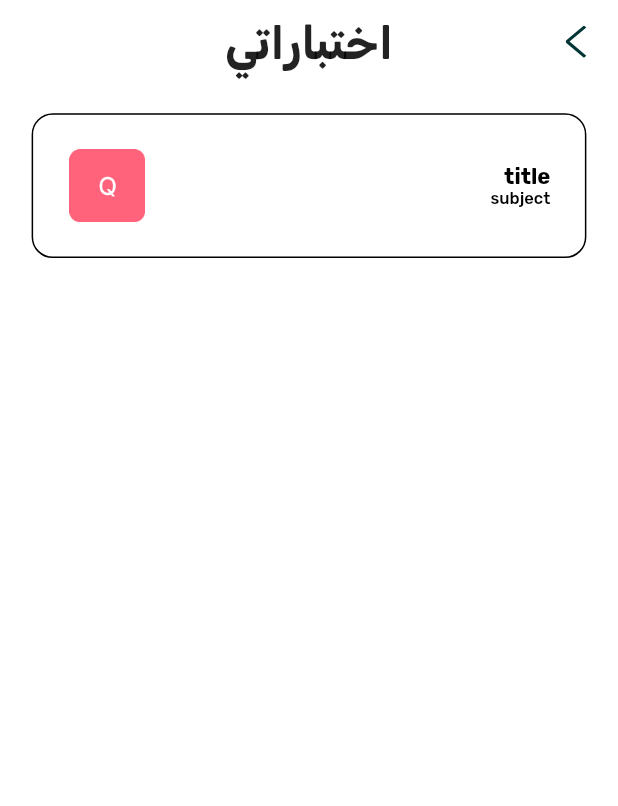
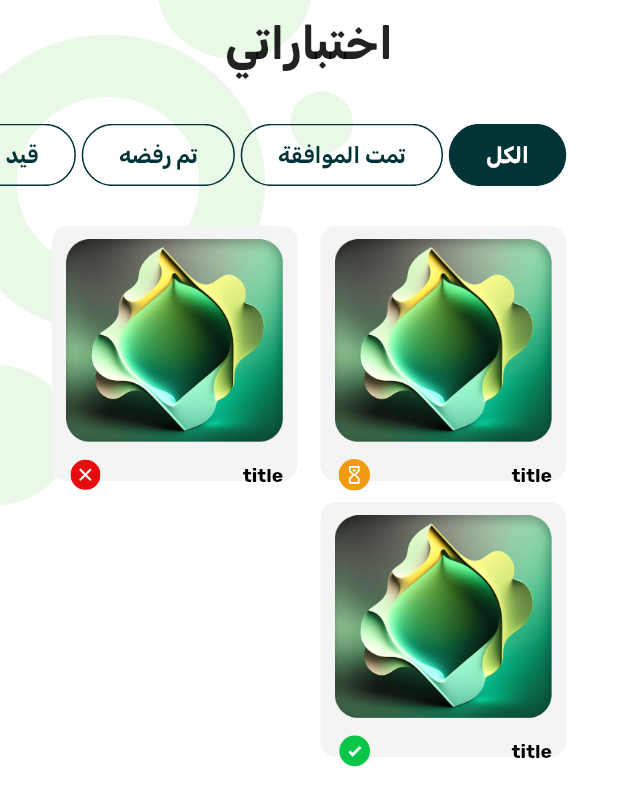
Before and after one commit to ahmed0Saad9/Querium, a Flutter app: the QuizzesScreen screen opened directly, on a phone screen of 412 x 824 dp. Shown: the top 806 px of the screen. Run offline on Flutter 3.47's test engine with Material 3 defaults, Android fonts, the phone set to English and light mode, and no system bars; our stand-ins replace cached_network_image, dio, dotted_border, equatable, file_picker, flutter_easyloading and 24 more; missing offline and left inert: flutter_barcode_scanner, linear_timer; accounts and stored records are empty.

Commit message:
quizzes screen

```diff
--- a/lib/main.dart
+++ b/lib/main.dart
@@ -97,10 +97,10 @@ class MyApp extends StatelessWidget {
             : route.isBack!
                 ? kNumOfNav--
                 : kNumOfNav++,
-        home: const SplashScreen(),
+        // home: const SplashScreen(),
 
         // home: const QuizScreen(),
-        // home: const BaseBNBScreen(),
+        home: const BaseBNBScreen(),
         // home: const ForgetPasswordScreen(),
         // home: const AccountDeniedScreen(),
       ),
--- a/lib/src/Features/AuthFeature/LogIn/Ui/Screens/login_screen.dart
+++ b/lib/src/Features/AuthFeature/LogIn/Ui/Screens/login_screen.dart
@@ -50,7 +50,7 @@ class LoginScreen extends StatelessWidget {
                   TextFieldDefault(
                     label: 'Password',
                     controller: _.passwordController,
-                    // validation: passwordValidator,
+                    validation: passwordValidator,
                     secureType: SecureType.toggle,
                     onComplete: () {
                       node.unfocus();
--- /dev/null
+++ b/lib/src/Features/QuizzesFeature/Bloc/Controller/quizzes_category_controller.dart
@@ -0,0 +1,18 @@
+import 'package:get/get.dart';
+import 'package:querium/src/Features/QuizzesFeature/Bloc/Model/quizzes_category_model.dart';
+
+class QuizzesCategoryController extends GetxController {
+  int tapIdSelected = 1;
+
+  void selectTapId(int id) {
+    tapIdSelected = id;
+    update();
+  }
+
+  List<QuizzesCategoryModel> quizzesCategory = [
+    QuizzesCategoryModel(title: 'All', id: 1),
+    QuizzesCategoryModel(title: 'Approved', id: 2),
+    QuizzesCategoryModel(title: 'Rejected', id: 3),
+    QuizzesCategoryModel(title: 'Pending', id: 4),
+  ];
+}
--- a/lib/src/Features/QuizzesFeature/Bloc/Controller/quizzes_controller.dart
+++ b/lib/src/Features/QuizzesFeature/Bloc/Controller/quizzes_controller.dart
@@ -1,12 +1,24 @@
 import 'package:get/get.dart';
 import 'package:querium/src/Features/QuizzesFeature/Bloc/Model/quizzes_model.dart';
 
+import '../Model/quizzes_category_model.dart';
+
 class QuizzesController extends GetxController {
   List<QuizzesModel> quizzes = [
-    QuizzesModel(
-        subject: 'subject',
-        title: 'title',
-        date: 'date',
-        isApproved: 'Approved')
+    const QuizzesModel(
+      title: 'title',
+      isApproved: false,
+      isPending: true,
+    ),
+    const QuizzesModel(
+      title: 'title',
+      isApproved: false,
+      isPending: false,
+    ),
+    const QuizzesModel(
+      title: 'title',
+      isApproved: true,
+      isPending: false,
+    ),
   ];
 }
--- /dev/null
+++ b/lib/src/Features/QuizzesFeature/Bloc/Model/quizzes_category_model.dart
@@ -0,0 +1,9 @@
+class QuizzesCategoryModel {
+  final String title;
+  final int id;
+
+  const QuizzesCategoryModel({
+    required this.title,
+    required this.id,
+  });
+}
--- a/lib/src/Features/QuizzesFeature/Bloc/Model/quizzes_model.dart
+++ b/lib/src/Features/QuizzesFeature/Bloc/Model/quizzes_model.dart
@@ -1,13 +1,11 @@
 class QuizzesModel {
-  final String subject;
   final String title;
-  final String date;
-  final String isApproved;
+  final bool isApproved;
+  final bool isPending;
 
   const QuizzesModel({
-    required this.subject,
     required this.title,
-    required this.date,
     required this.isApproved,
+    required this.isPending,
   });
 }
--- a/lib/src/Features/QuizzesFeature/UI/screens/quizzes_screen.dart
+++ b/lib/src/Features/QuizzesFeature/UI/screens/quizzes_screen.dart
@@ -1,9 +1,11 @@
 import 'package:flutter/material.dart';
 import 'package:get/get.dart';
 import 'package:querium/src/Features/QuizzesFeature/Bloc/Controller/quizzes_controller.dart';
-import 'package:querium/src/Features/QuizzesFeature/UI/widget/quiz_card.dart';
+import 'package:querium/src/Features/QuizzesFeature/UI/widget/quizzes_List.dart';
+import 'package:querium/src/Features/QuizzesFeature/UI/widget/quizzes_category_widget.dart';
 import 'package:querium/src/GeneralWidget/Widgets/Appbars/app_bars.dart';
 import 'package:querium/src/GeneralWidget/Widgets/Other/base_scaffold.dart';
+import 'package:querium/src/core/constants/color_constants.dart';
 import 'package:querium/src/core/constants/sizes.dart';
 import 'package:querium/src/core/utils/extensions.dart';
 
@@ -14,15 +16,30 @@ class QuizzesScreen extends StatelessWidget {
   Widget build(BuildContext context) {
     return GetBuilder<QuizzesController>(
       init: QuizzesController(),
-      builder: (_) => BaseScaffold(
-        appBar: AppBars.appBarBack(title: 'My_Quizzes'),
-        body: ListView.separated(
-          padding: AppPadding.paddingScreenSH22SV22,
-          itemBuilder: (context, index) =>
-              QuizCard(quizzesModel: _.quizzes[index]),
-          separatorBuilder: (context, index) => 10.ESH(),
-          itemCount: _.quizzes.length,
+      builder: (_) => Container(
+        decoration: const BoxDecoration(
+          color: AppColors.scaffoldBackGround,
+          image: DecorationImage(
+              image: AssetImage('assets/images/QuizBG.png'),
+              scale: 2.5,
+              alignment: Alignment.topLeft),
         ),
+        child: BaseScaffold(
+            backgroundColor: Colors.transparent,
+            appBar: AppBars.appBarDefault(
+              title: 'My_Quizzes',
+              isBack: false,
+            ),
+            body: Column(
+              children: [
+                30.ESH(),
+                const QuizzesCategoryWidget(),
+                30.ESH(),
+                QuizzesList(
+                  controller: _,
+                )
+              ],
+            )),
       ),
     );
   }
--- a/lib/src/Features/QuizzesFeature/UI/widget/quiz_card.dart
+++ /dev/null
@@ -1,44 +0,0 @@
-import 'package:flutter/material.dart';
-import 'package:flutter_screenutil/flutter_screenutil.dart';
-import 'package:querium/src/Features/QuizzesFeature/Bloc/Model/quizzes_model.dart';
-import 'package:querium/src/GeneralWidget/Widgets/Text/custom_text.dart';
-import 'package:querium/src/core/constants/color_constants.dart';
-
-class QuizCard extends StatelessWidget {
-  final QuizzesModel quizzesModel;
-  const QuizCard({super.key, required this.quizzesModel});
-
-  @override
-  Widget build(BuildContext context) {
-    return Container(
-      padding: const EdgeInsets.all(23),
-      decoration: BoxDecoration(
-          color: AppColors.backGroundWhite,
-          borderRadius: BorderRadius.circular(16.r),
-          border: Border.all(color: Colors.black)),
-      child: Row(children: [
-        Column(
-          crossAxisAlignment: CrossAxisAlignment.start,
-          children: [
-            CustomTextR(
-              quizzesModel.title,
-              fontSize: 16.sp,
-              fontWeight: FW.bold,
-            ),
-            CustomTextR(
-              quizzesModel.subject,
-              fontSize: 12.sp,
-              fontWeight: FW.medium,
-            )
-          ],
-        ),
-        const Spacer(),
-        Image.asset(
-          'assets/images/QImage.png',
-          height: 55.h,
-          width: 55.w,
-        )
-      ]),
-    );
-  }
-}
--- /dev/null
+++ b/lib/src/Features/QuizzesFeature/UI/widget/quizzes_List.dart
@@ -0,0 +1,28 @@
+import 'package:flutter/material.dart';
+import 'package:flutter_screenutil/flutter_screenutil.dart';
+import 'package:querium/src/Features/QuizzesFeature/Bloc/Controller/quizzes_controller.dart';
+import 'package:querium/src/Features/QuizzesFeature/UI/widget/uploaded_file_card.dart';
+import 'package:querium/src/core/constants/sizes.dart';
+
+class QuizzesList extends StatelessWidget {
+  final QuizzesController controller;
+  const QuizzesList({super.key, required this.controller});
+
+  @override
+  Widget build(BuildContext context) {
+    return Expanded(
+      child: GridView.builder(
+        gridDelegate: SliverGridDelegateWithFixedCrossAxisCount(
+            crossAxisCount: 2,
+            crossAxisSpacing: 16.w,
+            mainAxisSpacing: 16.h,
+            mainAxisExtent: 170),
+        padding: AppPadding.paddingScreenSH36,
+        itemBuilder: (context, index) => UploadedFileCard(
+          card: controller.quizzes[index],
+        ),
+        itemCount: controller.quizzes.length,
+      ),
+    );
+  }
+}
--- /dev/null
+++ b/lib/src/Features/QuizzesFeature/UI/widget/quizzes_category_widget.dart
@@ -0,0 +1,69 @@
+import 'package:flutter/material.dart';
+import 'package:flutter_screenutil/flutter_screenutil.dart';
+import 'package:get/get.dart';
+import 'package:querium/src/Features/QuizzesFeature/Bloc/Controller/quizzes_category_controller.dart';
+import 'package:querium/src/Features/QuizzesFeature/Bloc/Model/quizzes_category_model.dart';
+import 'package:querium/src/GeneralWidget/Widgets/Text/custom_text.dart';
+import 'package:querium/src/core/constants/color_constants.dart';
+import 'package:querium/src/core/constants/sizes.dart';
+import 'package:querium/src/core/utils/extensions.dart';
+
+class QuizzesCategoryWidget extends StatelessWidget {
+  const QuizzesCategoryWidget({super.key});
+
+  @override
+  Widget build(BuildContext context) {
+    return GetBuilder<QuizzesCategoryController>(
+      init: QuizzesCategoryController(),
+      builder: (QuizzesCategoryController controller) => SizedBox(
+        height: 47.h,
+        child: ListView.separated(
+            scrollDirection: Axis.horizontal,
+            padding: AppPadding.paddingScreenSH36,
+            itemBuilder: (context, index) => _CategoryCard(
+                quizzesCategory: controller.quizzesCategory[index],
+                isSelected: controller.tapIdSelected ==
+                    controller.quizzesCategory[index].id,
+                onTapSelected: () => controller
+                    .selectTapId(controller.quizzesCategory[index].id)),
+            separatorBuilder: (context, index) => 4.ESW(),
+            itemCount: controller.quizzesCategory.length),
+      ),
+    );
+  }
+}
+
+class _CategoryCard extends StatelessWidget {
+  final QuizzesCategoryModel quizzesCategory;
+  final bool isSelected;
+  final VoidCallback onTapSelected;
+  const _CategoryCard({
+    super.key,
+    required this.quizzesCategory,
+    required this.isSelected,
+    required this.onTapSelected,
+  });
+
+  @override
+  Widget build(BuildContext context) {
+    return InkWell(
+      onTap: onTapSelected,
+      borderRadius: BorderRadius.circular(25.r),
+      child: Container(
+        padding: EdgeInsets.symmetric(vertical: 10.h, horizontal: 25.w),
+        decoration: BoxDecoration(
+            color: isSelected ? AppColors.main : AppColors.transparentColor,
+            borderRadius: BorderRadius.circular(25.r),
+            border: Border.all(color: AppColors.main)),
+        child: Center(
+          child: CustomTextL(
+            quizzesCategory.title,
+            fontSize: 16.sp,
+            color: isSelected ? AppColors.titleWhite : AppColors.main,
+            fontWeight: FW.bold,
+          ),
+        ),
+      ),
+    );
+  }
+}
--- /dev/null
+++ b/lib/src/Features/QuizzesFeature/UI/widget/uploaded_file_card.dart
@@ -0,0 +1,57 @@
+import 'package:flutter/material.dart';
+import 'package:flutter_screenutil/flutter_screenutil.dart';
+import 'package:get/get.dart';
+import 'package:querium/src/Features/QuizzesFeature/Bloc/Model/quizzes_model.dart';
+import 'package:querium/src/GeneralWidget/Widgets/Text/custom_text.dart';
+import 'package:querium/src/GeneralWidget/Widgets/buttons/button_default.dart';
+import 'package:querium/src/core/constants/color_constants.dart';
+import 'package:querium/src/core/services/svg_widget.dart';
+import 'package:querium/src/core/utils/extensions.dart';
+
+class UploadedFileCard extends StatelessWidget {
+  final QuizzesModel card;
+  const UploadedFileCard({super.key, required this.card});
+
+  @override
+  Widget build(BuildContext context) {
+    return Container(
+      padding: EdgeInsets.symmetric(horizontal: 10.w, vertical: 10.h),
+      decoration: BoxDecoration(
+        color: AppColors.backGroundGreyF4,
+        borderRadius: BorderRadius.circular(
+          12.r,
+        ),
+      ),
+      child: Column(
+        crossAxisAlignment: CrossAxisAlignment.center,
+        children: [
+          Container(
+              // height: 138.h,
+              width: Get.width,
+              decoration:
+                  BoxDecoration(borderRadius: BorderRadius.circular(16.r)),
+              child: Image.asset(
+                'assets/images/LectureImage.png',
+              )),
+          10.ESH(),
+          Row(
+            crossAxisAlignment: CrossAxisAlignment.center,
+            children: [
+              CustomTextR(
+                card.title,
+                fontSize: 14.sp,
+                fontWeight: FW.bold,
+              ),
+              const Spacer(),
+              card.isPending
+                  ? IconSvg('Pending')
+                  : card.isApproved
+                      ? IconSvg('Approved')
+                      : IconSvg('Rejected'),
+            ],
+          ),
+        ],
+      ),
+    );
+  }
+}
--- a/lib/src/GeneralWidget/Widgets/Appbars/app_bars.dart
+++ b/lib/src/GeneralWidget/Widgets/Appbars/app_bars.dart
@@ -30,7 +30,7 @@ class AppBars {
       title: CustomTextL(
         title.tr,
         fontWeight: FW.bold,
-        fontSize: 16,
+        fontSize: 32,
         textAlign: TextAlign.start,
         color: titleColor,
       ),
--- a/lib/src/core/services/Lang/ar_EG.dart
+++ b/lib/src/core/services/Lang/ar_EG.dart
@@ -130,4 +130,8 @@ const Map<String, String> arAE = {
   "Third_Year": "السنة الثالثة",
   "Fourth_Year": "السنة الرايعة",
   "Question": "السؤال",
+  "All": "الكل",
+  "Approved": "تمت الموافقة",
+  "Rejected": "تم رفضه",
+  "Pending": "قيد الانتظار",
 };
```
Also changed, not shown: assets/icons/Approved.svg (added), assets/icons/Favorite.svg (deleted), assets/icons/Heart.svg (deleted), assets/icons/Pending.svg (added), assets/icons/Rejected.svg (added), assets/icons/RemoveAcc.svg (deleted), assets/icons/Rewards.svg (deleted).
